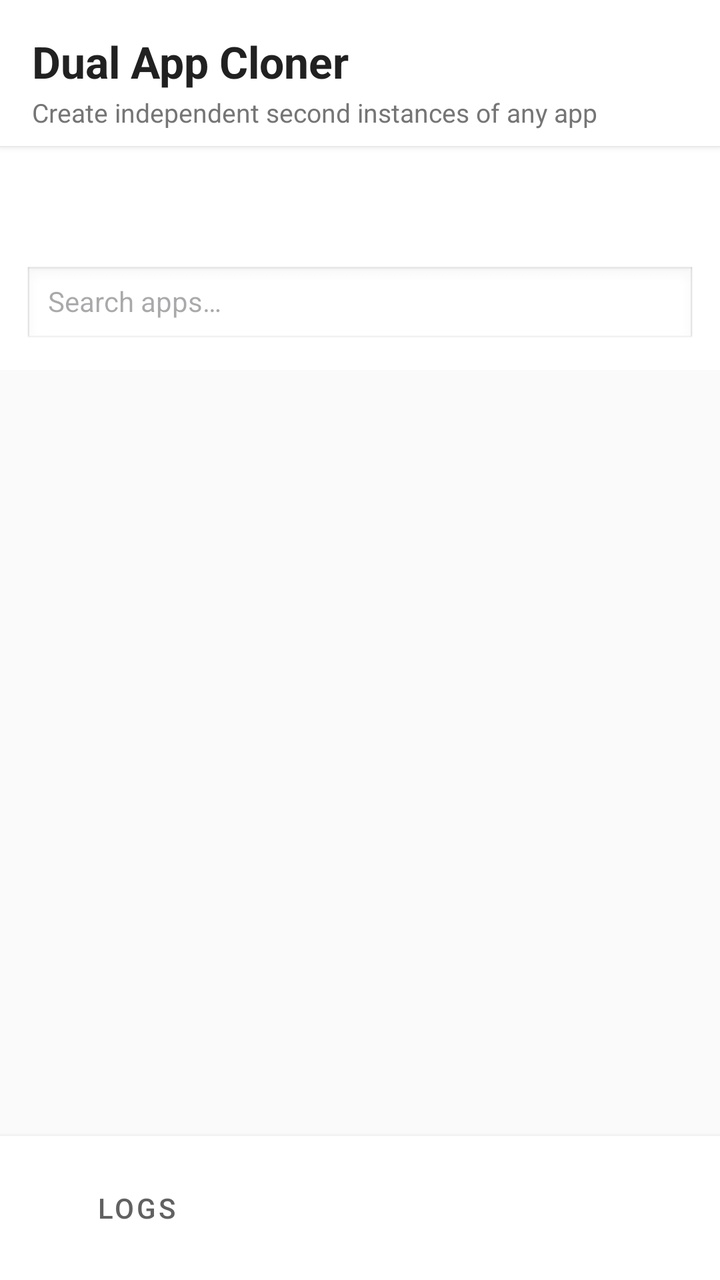
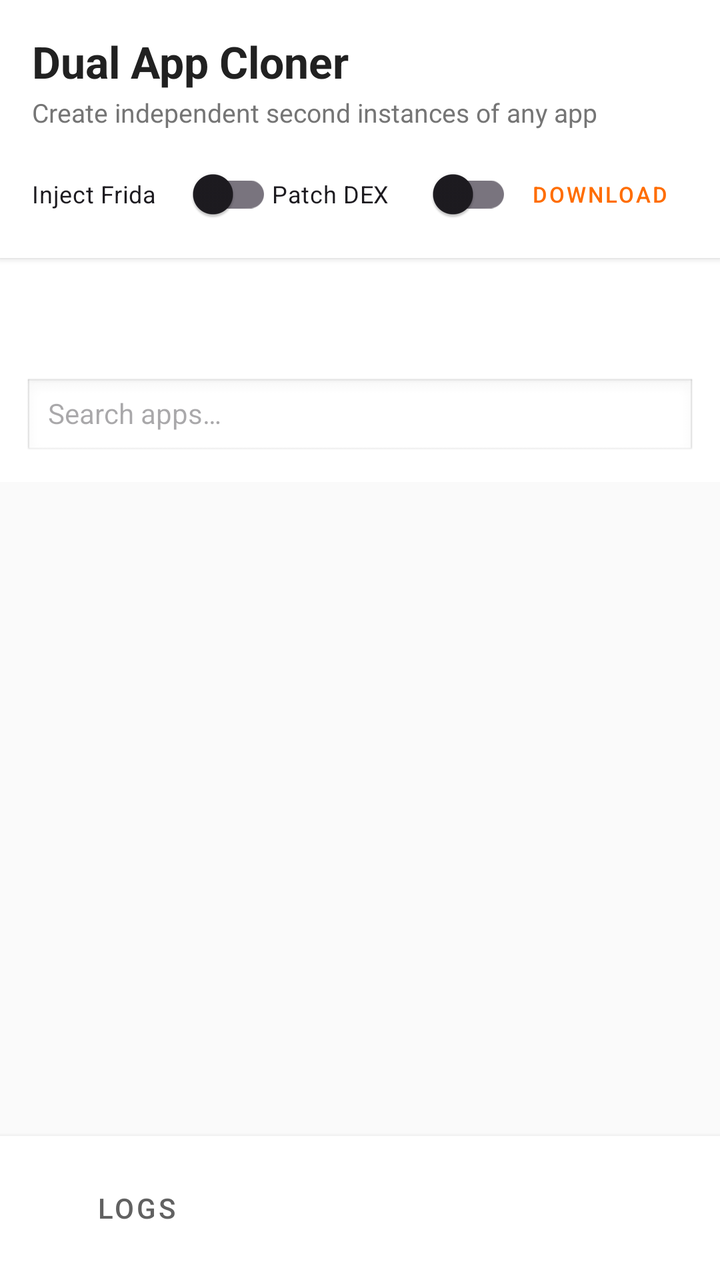

Before-and-after screenshots of an Android layout around one commit, followed by the original layout XML and the change that was made.
<!-- AndroidManifest.xml: application theme Theme.AppClonerClassic -->
<!-- res/layout/activity_main.xml -->
<?xml version="1.0" encoding="utf-8"?>
<LinearLayout xmlns:android="http://schemas.android.com/apk/res/android"
    xmlns:app="http://schemas.android.com/apk/res-auto"
    android:orientation="vertical"
    android:layout_width="match_parent"
    android:layout_height="match_parent"
    android:background="#FAFAFA">

    
    <LinearLayout
        android:layout_width="match_parent"
        android:layout_height="wrap_content"
        android:orientation="vertical"
        android:paddingHorizontal="16dp"
        android:paddingTop="16dp"
        android:paddingBottom="8dp"
        android:background="#FFFFFF"
        android:elevation="2dp">

        <TextView
            android:layout_width="match_parent"
            android:layout_height="wrap_content"
            android:text="Dual App Cloner"
            android:textSize="22sp"
            android:textStyle="bold"
            android:textColor="#212121"/>

        <TextView
            android:layout_width="match_parent"
            android:layout_height="wrap_content"
            android:layout_marginTop="2dp"
            android:text="Create independent second instances of any app"
            android:textSize="13sp"
            android:textColor="#757575"/>
    </LinearLayout>

    
    <com.google.android.material.tabs.TabLayout
        android:id="@+id/tabLayout"
        android:layout_width="match_parent"
        android:layout_height="wrap_content"
        android:background="#FFFFFF"
        app:tabMode="fixed"
        app:tabGravity="fill"
        app:tabIndicatorColor="#FF6D00"
        app:tabSelectedTextColor="#FF6D00"
        app:tabTextColor="#757575"/>

    
    <LinearLayout
        android:layout_width="match_parent"
        android:layout_height="wrap_content"
        android:orientation="horizontal"
        android:padding="12dp"
        android:background="#FFFFFF">

        <EditText
            android:id="@+id/searchEditText"
            android:layout_width="0dp"
            android:layout_height="40dp"
            android:layout_weight="1"
            android:hint="Search apps…"
            android:inputType="text"
            android:imeOptions="actionSearch"
            android:paddingHorizontal="12dp"
            android:background="@android:drawable/edit_text"
            android:textSize="14sp"/>
    </LinearLayout>

    
    <FrameLayout
        android:layout_width="match_parent"
        android:layout_height="0dp"
        android:layout_weight="1">

        
        <androidx.recyclerview.widget.RecyclerView
            android:id="@+id/appListRecycler"
            android:layout_width="match_parent"
            android:layout_height="match_parent"
            android:clipToPadding="false"
            android:paddingBottom="8dp"/>

        
        <androidx.recyclerview.widget.RecyclerView
            android:id="@+id/cloneListRecycler"
            android:layout_width="match_parent"
            android:layout_height="match_parent"
            android:visibility="gone"
            android:clipToPadding="false"
            android:paddingBottom="8dp"/>

        
        <TextView
            android:id="@+id/emptyStateText"
            android:layout_width="match_parent"
            android:layout_height="match_parent"
            android:gravity="center"
            android:padding="32dp"
            android:textSize="15sp"
            android:textColor="#9E9E9E"
            android:visibility="gone"/>
    </FrameLayout>

    
    <LinearLayout
        android:layout_width="match_parent"
        android:layout_height="wrap_content"
        android:orientation="horizontal"
        android:padding="12dp"
        android:background="#FFFFFF"
        android:elevation="4dp"
        android:gravity="center_vertical">

        <Button
            android:id="@+id/viewLogsButton"
            style="@style/Widget.MaterialComponents.Button.TextButton"
            android:layout_width="0dp"
            android:layout_height="wrap_content"
            android:layout_weight="1"
            android:text="Logs"
            android:textColor="#616161"/>

        <ProgressBar
            android:id="@+id/progressBar"
            style="?android:attr/progressBarStyle"
            android:layout_width="32dp"
            android:layout_height="32dp"
            android:visibility="gone"/>

        <TextView
            android:id="@+id/statusText"
            android:layout_width="0dp"
            android:layout_height="wrap_content"
            android:layout_weight="2"
            android:gravity="center"
            android:textSize="12sp"
            android:textColor="#757575"
            android:maxLines="2"/>
    </LinearLayout>
</LinearLayout>
<!-- resources referenced by this layout -->
<resources>
  <style name="Theme.AppClonerClassic" parent="Theme.Material3.DayNight.NoActionBar" />
</resources>

<!-- the commit's change to res/layout/activity_main.xml (unified diff, before → after) -->
@@ -32,6 +32,41 @@
             android:text="Create independent second instances of any app"
             android:textSize="13sp"
             android:textColor="#757575"/>
+
+        <LinearLayout
+            android:layout_width="match_parent"
+            android:layout_height="wrap_content"
+            android:orientation="horizontal"
+            android:layout_marginTop="8dp"
+            android:gravity="center_vertical">
+
+            <com.google.android.material.switchmaterial.SwitchMaterial
+                android:id="@+id/fridaSwitch"
+                android:layout_width="0dp"
+                android:layout_height="wrap_content"
+                android:layout_weight="1"
+                android:text="Inject Frida"
+                android:textSize="12sp"
+                android:checked="false"/>
+
+            <com.google.android.material.switchmaterial.SwitchMaterial
+                android:id="@+id/dexPatchSwitch"
+                android:layout_width="0dp"
+                android:layout_height="wrap_content"
+                android:layout_weight="1"
+                android:text="Patch DEX"
+                android:textSize="12sp"
+                android:checked="false"/>
+
+            <Button
+                android:id="@+id/downloadFridaButton"
+                style="@style/Widget.MaterialComponents.Button.TextButton"
+                android:layout_width="wrap_content"
+                android:layout_height="wrap_content"
+                android:text="Download"
+                android:textSize="11sp"
+                android:textColor="#FF6D00"/>
+        </LinearLayout>
     </LinearLayout>
 
     
